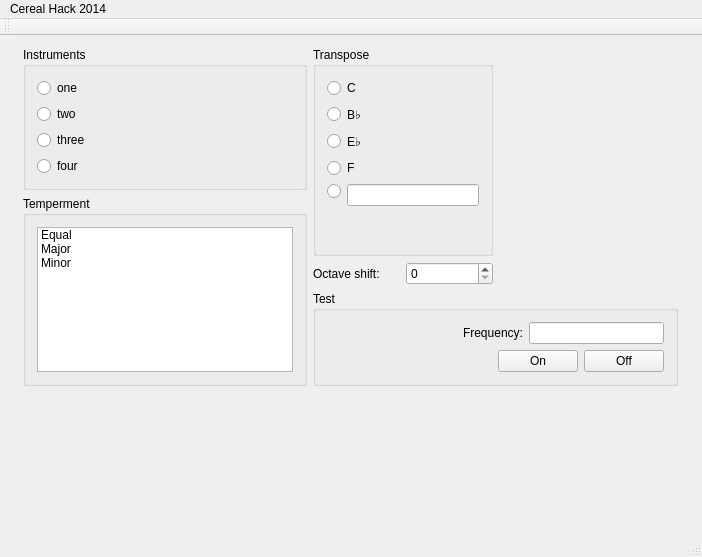
Old version of the form gui/mainwindow.ui in the repository spillow/cerealhack4.
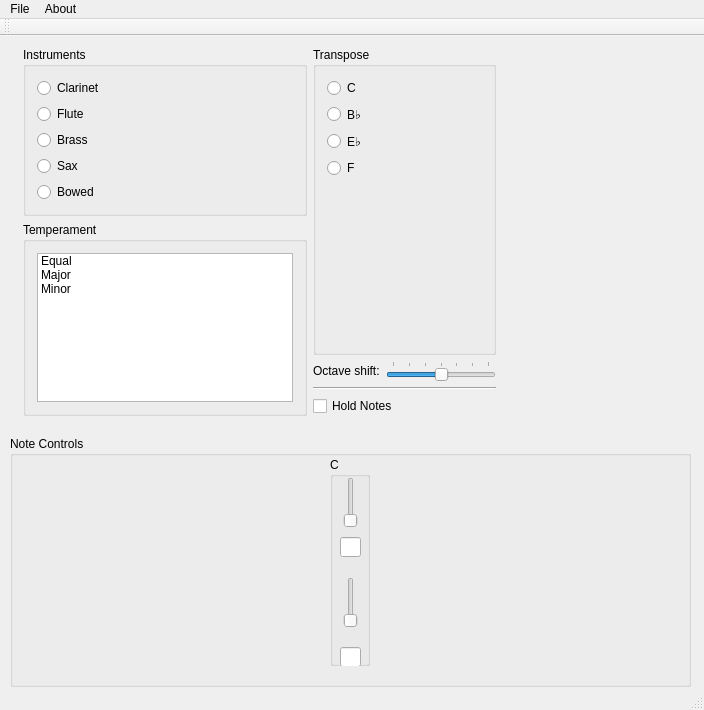
New version of the form.

Commit message: First set of changes for prototype ui.

What changed in the file:
```diff
--- a/gui/mainwindow.ui
+++ b/gui/mainwindow.ui
@@ -6,8 +6,8 @@
    <rect>
     <x>0</x>
     <y>0</y>
-    <width>702</width>
-    <height>557</height>
+    <width>704</width>
+    <height>710</height>
    </rect>
   </property>
   <property name="sizePolicy">
@@ -20,16 +20,44 @@
    <string>MainWindow</string>
   </property>
   <widget class="QWidget" name="centralWidget">
-   <widget class="QWidget" name="">
+   <widget class="QWidget" name="layoutWidget">
     <property name="geometry">
      <rect>
       <x>12</x>
       <y>0</y>
       <width>677</width>
-      <height>361</height>
+      <height>391</height>
      </rect>
     </property>
     <layout class="QGridLayout" name="gridLayout_2">
+     <item row="1" column="0" rowspan="3">
+      <widget class="QGroupBox" name="groupBox_4">
+       <property name="title">
+        <string>Temperament</string>
+       </property>
+       <layout class="QHBoxLayout" name="horizontalLayout_4">
+        <item>
+         <widget class="QListWidget" name="list_temperment">
+          <item>
+           <property name="text">
+            <string>Equal</string>
+           </property>
+          </item>
+          <item>
+           <property name="text">
+            <string>Major</string>
+           </property>
+          </item>
+          <item>
+           <property name="text">
+            <string>Minor</string>
+           </property>
+          </item>
+         </widget>
+        </item>
+       </layout>
+      </widget>
+     </item>
      <item row="0" column="0">
       <widget class="QGroupBox" name="groupBox_2">
        <property name="title">
@@ -39,28 +67,35 @@
         <item>
          <widget class="QRadioButton" name="radio_instrument_one">
           <property name="text">
-           <string>one</string>
+           <string>Clarinet</string>
           </property>
          </widget>
         </item>
         <item>
          <widget class="QRadioButton" name="radio_instrument_two">
           <property name="text">
-           <string>two</string>
+           <string>Flute</string>
           </property>
          </widget>
         </item>
         <item>
          <widget class="QRadioButton" name="radio_instrument_three">
           <property name="text">
-           <string>three</string>
+           <string>Brass</string>
           </property>
          </widget>
         </item>
         <item>
          <widget class="QRadioButton" name="radio_instrument_four">
           <property name="text">
-           <string>four</string>
+           <string>Sax</string>
+          </property>
+         </widget>
+        </item>
+        <item>
+         <widget class="QRadioButton" name="radio_bowed_select">
+          <property name="text">
+           <string>Bowed</string>
           </property>
          </widget>
         </item>
@@ -75,6 +110,9 @@
           <string>Transpose</string>
          </property>
          <layout class="QFormLayout" name="formLayout_2">
+          <property name="fieldGrowthPolicy">
+           <enum>QFormLayout::AllNonFixedFieldsGrow</enum>
+          </property>
           <item row="0" column="0" colspan="2">
            <widget class="QRadioButton" name="radio_transpose_c">
             <property name="text">
@@ -103,16 +141,6 @@
             </property>
            </widget>
           </item>
-          <item row="4" column="0">
-           <widget class="QRadioButton" name="radioButton">
-            <property name="text">
-             <string/>
-            </property>
-           </widget>
-          </item>
-          <item row="4" column="1">
-           <widget class="QLineEdit" name="lineEdit"/>
-          </item>
          </layout>
         </widget>
        </item>
@@ -126,7 +154,20 @@
           </widget>
          </item>
          <item>
-          <widget class="QSpinBox" name="spin_octave_shift"/>
+          <widget class="QSlider" name="slider_octave_shift">
+           <property name="minimum">
+            <number>-3</number>
+           </property>
+           <property name="maximum">
+            <number>3</number>
+           </property>
+           <property name="orientation">
+            <enum>Qt::Horizontal</enum>
+           </property>
+           <property name="tickPosition">
+            <enum>QSlider::TicksAbove</enum>
+           </property>
+          </widget>
          </item>
         </layout>
        </item>
@@ -145,124 +186,135 @@
        </property>
       </spacer>
      </item>
-     <item row="1" column="0" rowspan="2">
-      <widget class="QGroupBox" name="groupBox_4">
-       <property name="title">
-        <string>Temperment</string>
+     <item row="3" column="1">
+      <widget class="QCheckBox" name="checkbox_hold_notes">
+       <property name="text">
+        <string>Hold Notes</string>
        </property>
-       <layout class="QHBoxLayout" name="horizontalLayout_4">
-        <item>
-         <widget class="QListWidget" name="list_temperment">
-          <item>
-           <property name="text">
-            <string>Equal</string>
-           </property>
-          </item>
-          <item>
-           <property name="text">
-            <string>Major</string>
-           </property>
-          </item>
-          <item>
-           <property name="text">
-            <string>Minor</string>
-           </property>
-          </item>
-         </widget>
-        </item>
-       </layout>
       </widget>
      </item>
-     <item row="2" column="1" colspan="2">
-      <widget class="QGroupBox" name="groupBox">
-       <property name="title">
-        <string>Test</string>
+     <item row="2" column="1">
+      <widget class="Line" name="line">
+       <property name="orientation">
+        <enum>Qt::Horizontal</enum>
        </property>
-       <layout class="QGridLayout" name="gridLayout">
-        <item row="0" column="0">
-         <layout class="QHBoxLayout" name="horizontalLayout_2">
-          <item>
-           <spacer name="horizontalSpacer_2">
-            <property name="orientation">
-             <enum>Qt::Horizontal</enum>
-            </property>
-            <property name="sizeHint" stdset="0">
-             <size>
-              <width>40</width>
-              <height>20</height>
-             </size>
-            </property>
-           </spacer>
-          </item>
-          <item>
-           <widget class="QLabel" name="label">
-            <property name="text">
-             <string>Frequency:</string>
-            </property>
-           </widget>
-          </item>
-          <item>
-           <widget class="QLineEdit" name="line_freq"/>
-          </item>
-         </layout>
-        </item>
-        <item row="1" column="0">
-         <layout class="QHBoxLayout" name="horizontalLayout_3">
-          <item>
-           <spacer name="horizontalSpacer">
-            <property name="orientation">
-             <enum>Qt::Horizontal</enum>
-            </property>
-            <property name="sizeHint" stdset="0">
-             <size>
-              <width>40</width>
-              <height>20</height>
-             </size>
-            </property>
-           </spacer>
-          </item>
-          <item>
-           <layout class="QHBoxLayout" name="horizontalLayout">
-            <item>
-             <widget class="QPushButton" name="button_on">
-              <property name="text">
-               <string>On</string>
-              </property>
-             </widget>
-            </item>
-            <item>
-             <widget class="QPushButton" name="button_off">
-              <property name="text">
-               <string>Off</string>
-              </property>
-             </widget>
-            </item>
-           </layout>
-          </item>
-         </layout>
-        </item>
-       </layout>
       </widget>
      </item>
     </layout>
    </widget>
+   <widget class="QGroupBox" name="groupBox">
+    <property name="geometry">
+     <rect>
+      <x>10</x>
+      <y>400</y>
+      <width>681</width>
+      <height>251</height>
+     </rect>
+    </property>
+    <property name="title">
+     <string>Note Controls</string>
+    </property>
+    <widget class="QWidget" name="gridLayoutWidget">
+     <property name="geometry">
+      <rect>
+       <x>10</x>
+       <y>10</y>
+       <width>661</width>
+       <height>231</height>
+      </rect>
+     </property>
+     <layout class="QGridLayout" name="gridLayout">
+      <item row="0" column="0">
+       <widget class="QGroupBox" name="groupBox_5">
+        <property name="sizePolicy">
+         <sizepolicy hsizetype="Fixed" vsizetype="Expanding">
+          <horstretch>0</horstretch>
+          <verstretch>200</verstretch>
+         </sizepolicy>
+        </property>
+        <property name="minimumSize">
+         <size>
+          <width>40</width>
+          <height>0</height>
+         </size>
+        </property>
+        <property name="title">
+         <string>C</string>
+        </property>
+        <widget class="QSlider" name="verticalSlider">
+         <property name="geometry">
+          <rect>
+           <x>10</x>
+           <y>20</y>
+           <width>22</width>
+           <height>51</height>
+          </rect>
+         </property>
+         <property name="orientation">
+          <enum>Qt::Vertical</enum>
+         </property>
+        </widget>
+        <widget class="QSlider" name="verticalSlider_2">
+         <property name="geometry">
+          <rect>
+           <x>10</x>
+           <y>120</y>
+           <width>22</width>
+           <height>51</height>
+          </rect>
+         </property>
+         <property name="orientation">
+          <enum>Qt::Vertical</enum>
+         </property>
+        </widget>
+        <widget class="QLineEdit" name="lineEdit">
+         <property name="geometry">
+          <rect>
+           <x>10</x>
+           <y>190</y>
+           <width>21</width>
+           <height>20</height>
+          </rect>
+         </property>
+        </widget>
+        <widget class="QLineEdit" name="lineEdit_2">
+         <property name="geometry">
+          <rect>
+           <x>10</x>
+           <y>80</y>
+           <width>21</width>
+           <height>20</height>
+          </rect>
+         </property>
+        </widget>
+       </widget>
+      </item>
+     </layout>
+    </widget>
+   </widget>
   </widget>
   <widget class="QMenuBar" name="menuBar">
    <property name="geometry">
     <rect>
      <x>0</x>
      <y>0</y>
-     <width>702</width>
-     <height>22</height>
+     <width>704</width>
+     <height>21</height>
     </rect>
    </property>
    <widget class="QMenu" name="menuCereal_Hack_2014">
     <property name="title">
-     <string>Cereal Hack 2014</string>
+     <string>File</string>
     </property>
     <addaction name="actionQuit"/>
    </widget>
+   <widget class="QMenu" name="menuAbout">
+    <property name="title">
+     <string>About</string>
+    </property>
+   </widget>
    <addaction name="menuCereal_Hack_2014"/>
+   <addaction name="menuAbout"/>
   </widget>
   <widget class="QToolBar" name="mainToolBar">
    <attribute name="toolBarArea">
```
Left out of the diff: 231 changed lines with no effect on the pictures. The commit also changes 3 other files.
